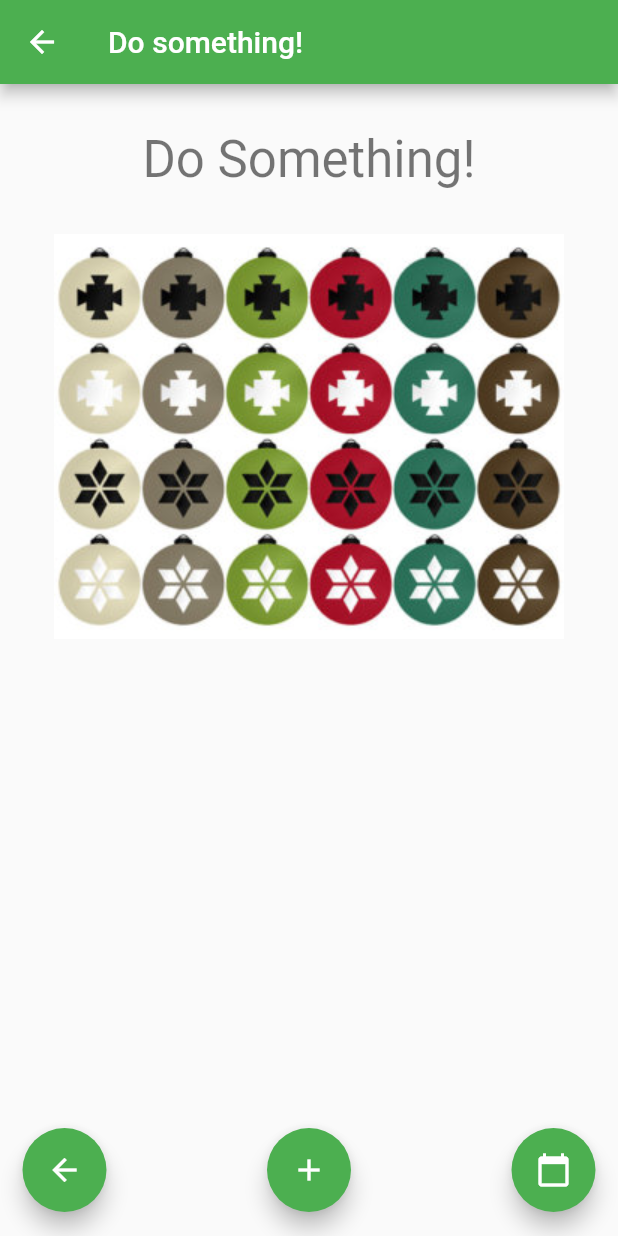
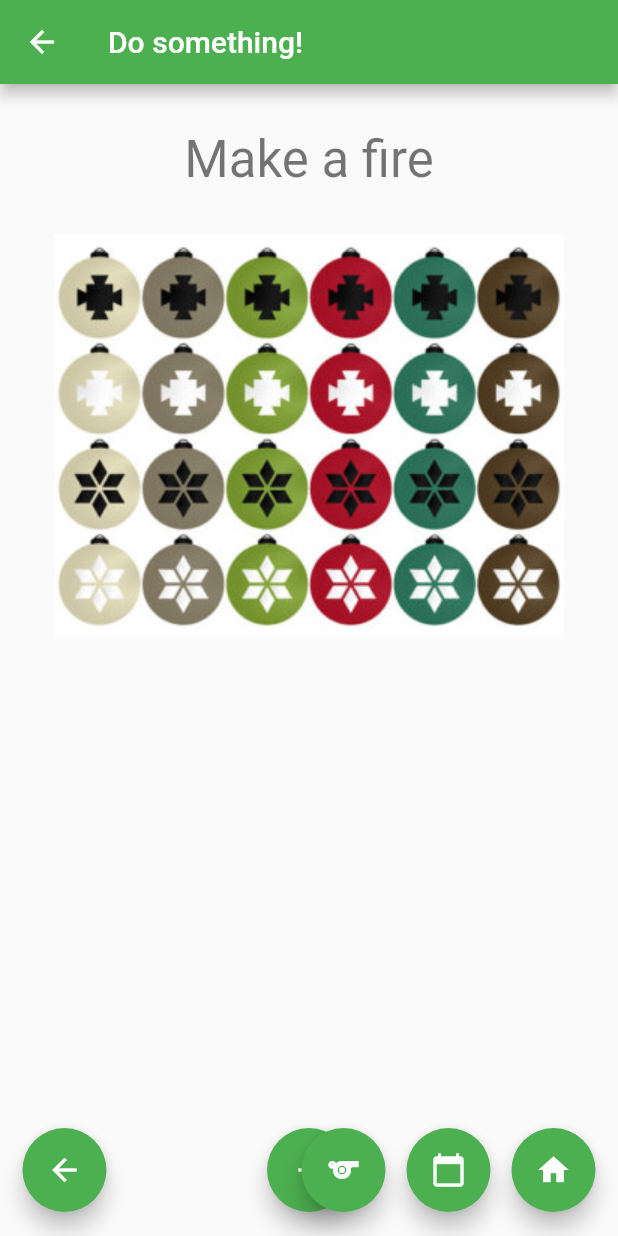
Before and after one commit to jaronimot/jaronimot.github.io, a Flutter app: the PlayPage screen opened by its route, on a phone screen of 412 x 824 dp. Run offline on Flutter 3.47's test engine with Material 2 defaults, Android fonts, the phone set to English and light mode, and no system bars.

Commit message:
Home button, button work

```diff
--- a/lib/main.dart
+++ b/lib/main.dart
@@ -388,7 +388,9 @@ class _PlayPageState extends State<PlayPage> {
               Padding(
                 padding: EdgeInsets.all(30),
                 child: Text(
-                  _activity != "" ? '$_activity' : 'Do Something!',
+                  _activity != ""
+                      ? '$_activity'
+                      : _activities[Random().nextInt(_activities.length)],
                   style: Theme.of(context).textTheme.headline4,
                   textAlign: TextAlign.center,
                 ),
@@ -422,7 +424,7 @@ class _PlayPageState extends State<PlayPage> {
               ),
             ),
             Padding(
-              padding: EdgeInsets.only(right: 15),
+              padding: EdgeInsets.only(right: 85),
               child: Align(
                 alignment: Alignment.bottomRight,
                 child: FloatingActionButton(
@@ -431,6 +433,28 @@ class _PlayPageState extends State<PlayPage> {
                 ),
               ),
             ),
+            Padding(
+              padding: EdgeInsets.only(right: 155),
+              child: Align(
+                alignment: Alignment.bottomRight,
+                child: FloatingActionButton(
+                  onPressed: _incrementCounter,
+                  child: Icon(Icons.sports),
+                ),
+              ),
+            ),
+            Padding(
+              padding: EdgeInsets.only(right: 15),
+              child: Align(
+                alignment: Alignment.bottomRight,
+                child: FloatingActionButton(
+                  onPressed: () {
+                    Navigator.pop(context);
+                  },
+                  child: Icon(Icons.home),
+                ),
+              ),
+            ),
           ],
         ));
   }
```
Also changed, not shown: 3 other files.
